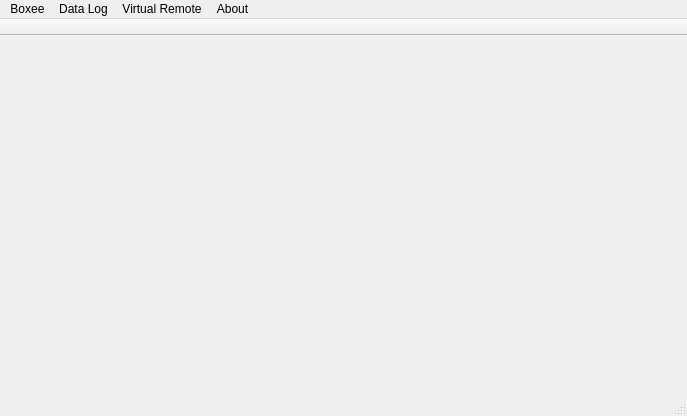
This is gui/main_window.ui in raulcostajunior/boxee-simulator as Qt 5 draws it before an edit. The edited form follows.
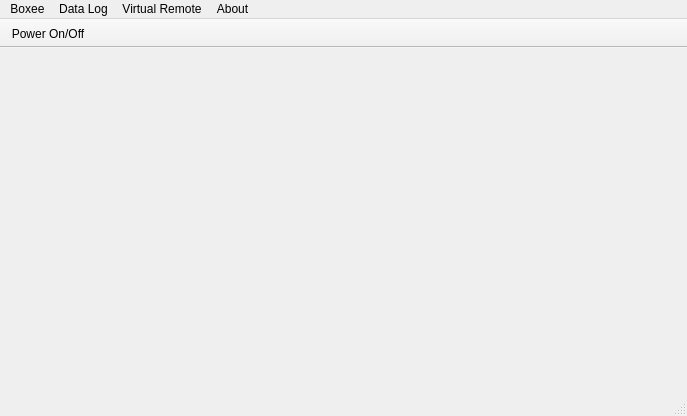
This is the edited form. Icons and pictures are not drawn.

Patch:
```diff
--- a/gui/main_window.ui
+++ b/gui/main_window.ui
@@ -70,6 +70,12 @@
    <property name="movable">
     <bool>false</bool>
    </property>
+   <property name="iconSize">
+    <size>
+     <width>24</width>
+     <height>24</height>
+    </size>
+   </property>
    <property name="floatable">
     <bool>false</bool>
    </property>
@@ -79,6 +85,7 @@
    <attribute name="toolBarBreak">
     <bool>false</bool>
    </attribute>
+   <addaction name="actionPower_On_Off"/>
   </widget>
   <widget class="QStatusBar" name="statusBar"/>
   <action name="actionAbout_Qt">
```
Left out of the diff: 17 changed lines with no effect on the pictures.
